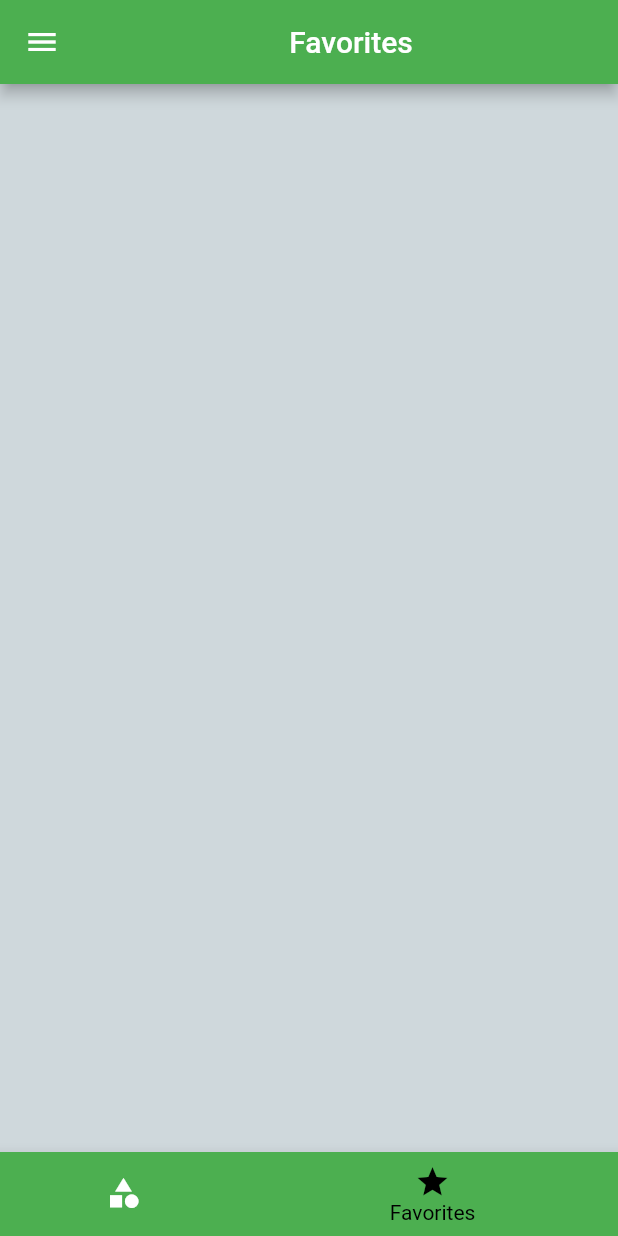
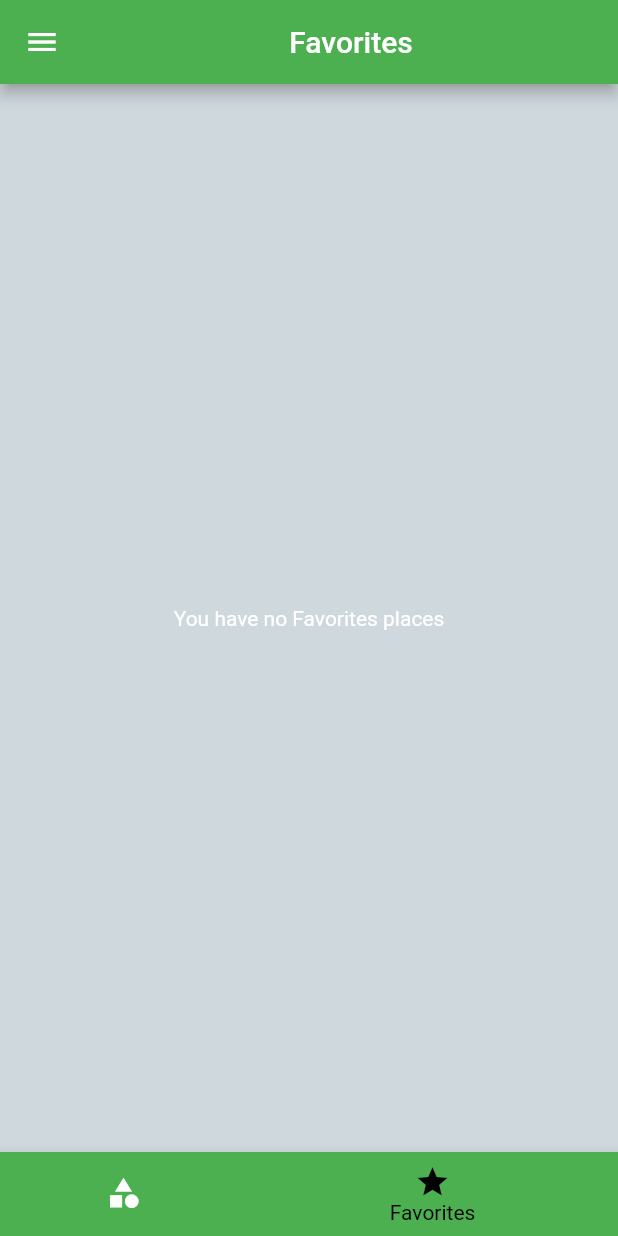
Before and after one commit to hashanranasinghe/travel_guid, a Flutter app: the screen it shows after launch, item 2 of the bottom bar chosen, on a phone screen of 412 x 824 dp. Run offline on Flutter 3.47's test engine with Material 2 defaults, Android fonts, the phone set to English and light mode, and no system bars; our stand-ins replace device_preview.

Commit message:
Add Favorite Screen

```diff
--- a/lib/main.dart
+++ b/lib/main.dart
@@ -29,6 +29,7 @@ class _MyAppState extends State<MyApp> {
     'hard':false,
   };
    List<TravelPlaces> _availableTravelPlaces = dummyTravelPlaces;
+   List<TravelPlaces> _favoriteTravelPlaces = [];
 
   void _setFilters(Map<String,bool> filterData){
       setState(() {
@@ -48,7 +49,25 @@ class _MyAppState extends State<MyApp> {
         }).toList();
       });
   }
+  void _toggleFavorites(String travelId){
 
+    final existingId = _favoriteTravelPlaces.indexWhere((travel) => travel.id == travelId);
+    if(existingId>=0){
+      setState(() {
+        _favoriteTravelPlaces.removeAt(existingId);
+      });
+    }else{
+      setState(() {
+        _favoriteTravelPlaces.add(
+            dummyTravelPlaces.firstWhere((travel) => travel.id == travelId),
+        );
+      });
+    }
+  }
+
+  bool _isFavoriteTravel(String id){
+    return _favoriteTravelPlaces.any((travel)=> travel.id == id);
+  }
 
   @override
   Widget build(BuildContext context) {
@@ -76,9 +95,9 @@ class _MyAppState extends State<MyApp> {
         )
       ),
       routes: {
-        '/': (ctx) => const TabsScreen(),
+        '/': (ctx) => TabsScreen(_favoriteTravelPlaces),
         CategoryTravelScreen.screenName: (ctx) => CategoryTravelScreen(_availableTravelPlaces),
-        TravelDetailsScreen.travelDetailsScreenName: (ctx) => const TravelDetailsScreen(),
+        TravelDetailsScreen.travelDetailsScreenName: (ctx) => TravelDetailsScreen(_isFavoriteTravel,_toggleFavorites),
         FiltersScreen.filtersScreenName: (ctx) => FiltersScreen(_filters,_setFilters),
       },
     );
--- a/lib/models/category.dart
+++ b/lib/models/category.dart
@@ -1,4 +1,3 @@
-import 'package:flutter/cupertino.dart';
 import 'package:flutter/material.dart';
 
 class Category{
--- a/lib/screens/category_travel_screen.dart
+++ b/lib/screens/category_travel_screen.dart
@@ -54,7 +54,8 @@ class _CategoryTravelScreenState extends State<CategoryTravelScreen> {
             complexity: displayedTravelPlaces![index].complexity,
             id: displayedTravelPlaces![index].id,
             description: displayedTravelPlaces![index].description,
-            removeItem: _removeItem,);
+            // removeItem: _removeItem,
+          );
       },itemCount: displayedTravelPlaces?.length)
     );
   }
--- a/lib/screens/favorites_screen.dart
+++ b/lib/screens/favorites_screen.dart
@@ -1,12 +1,32 @@
 import 'package:flutter/material.dart';
+import 'package:travel_guid/models/travel_places.dart';
+import 'package:travel_guid/widgets/category_travel_item.dart';
 
 class FavoritesScreen extends StatelessWidget {
-  const FavoritesScreen({Key? key}) : super(key: key);
+    final List<TravelPlaces> favoritesTravelPlaces;
+
+
+    FavoritesScreen(this.favoritesTravelPlaces);
 
   @override
   Widget build(BuildContext context) {
-    return const Scaffold(
+    if(favoritesTravelPlaces.isEmpty){
+        return const Center(
+          child: Text('You have no Favorites places'),
+        );
+    }else{
+        return ListView.builder(itemBuilder: (ctx,index) {
+          return
+            CategoryTravelItem(
+              name: favoritesTravelPlaces[index].name,
+              imageUrl: favoritesTravelPlaces[index].imageUrl,
+              complexity: favoritesTravelPlaces[index].complexity,
+              id: favoritesTravelPlaces[index].id,
+              description: favoritesTravelPlaces[index].description,
+              // removeItem: _removeItem,
+              );
+        },itemCount: favoritesTravelPlaces.length);
+    }
 
-    );
   }
 }
--- a/lib/screens/tabs_screen.dart
+++ b/lib/screens/tabs_screen.dart
@@ -1,10 +1,14 @@
 import 'package:flutter/material.dart';
+import 'package:travel_guid/models/travel_places.dart';
 import 'package:travel_guid/screens/category_screen.dart';
 import 'package:travel_guid/screens/favorites_screen.dart';
 import 'package:travel_guid/widgets/main_drawer.dart';
 
 class TabsScreen extends StatefulWidget {
-  const TabsScreen({Key? key}) : super(key: key);
+
+
+  final List<TravelPlaces> favoritePlaces;
+  TabsScreen(this.favoritePlaces);
 
   @override
   _TabsScreenState createState() => _TabsScreenState();
@@ -43,17 +47,23 @@ class TabsScreen extends StatefulWidget {
 
 class _TabsScreenState extends State<TabsScreen> {
 
-  final List<Map<String,dynamic>> _pages = [
+  List<Map<String,dynamic>>? _pages;
+  int _selectPageIndex = 0;
+
+  @override
+  void initState() {
+    _pages = [
       {
         'page': const CategoriesScreen(),'title': 'Categories'
       },
       {
-      'page': const FavoritesScreen(),'title': 'Favorites'
+        'page': FavoritesScreen(widget.favoritePlaces),'title': 'Favorites'
       },
 
 
     ];
-  int _selectPageIndex = 0;
+    super.initState();
+  }
 
   void _selectPage(int index){
     setState(() {
@@ -65,11 +75,11 @@ class _TabsScreenState extends State<TabsScreen> {
   Widget build(BuildContext context) {
       return Scaffold(
         appBar: AppBar(
-          title: Center(child: Text(_pages[_selectPageIndex]['title'])),
+          title: Center(child: Text(_pages![_selectPageIndex]['title'])),
         ),
 
         drawer: const MainDrawer(),
-        body: _pages[_selectPageIndex]['page'],
+        body: _pages![_selectPageIndex]['page'],
         bottomNavigationBar: BottomNavigationBar(
           backgroundColor: Theme.of(context).primaryColor,
           unselectedItemColor: Colors.white,
```
Also changed, not shown: lib/screens/travel_details_screen.dart (+13 -5 lines), lib/widgets/category_travel_item.dart (+5 -3 lines). Lines whose indentation alone changed are shown as unchanged.
